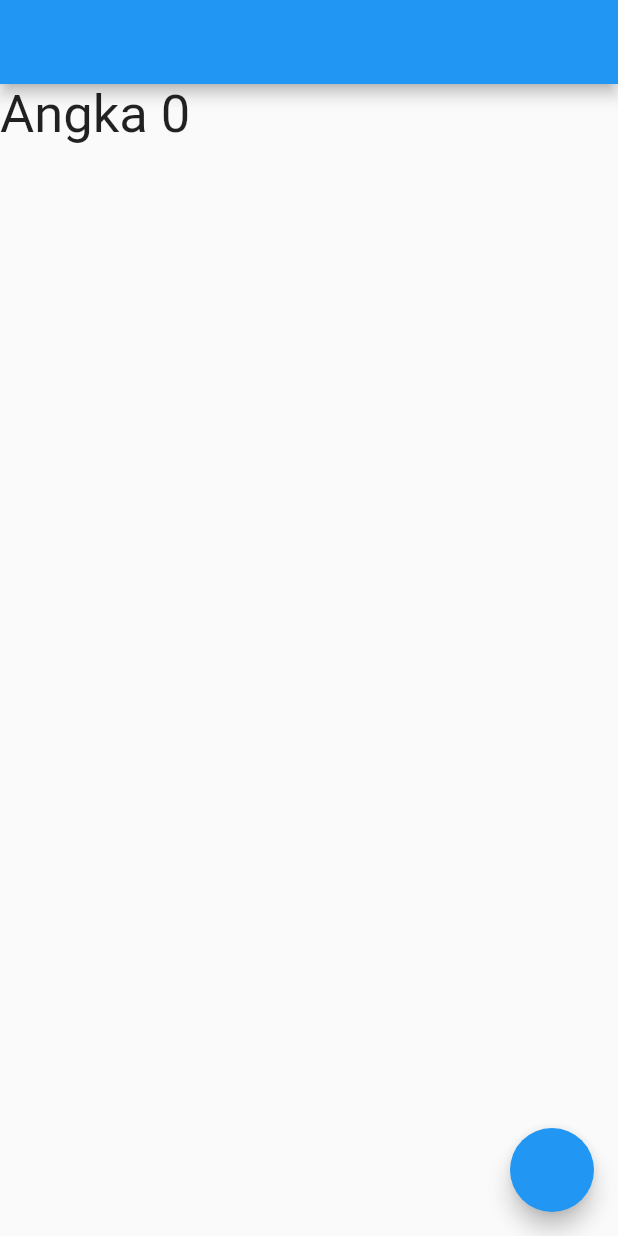
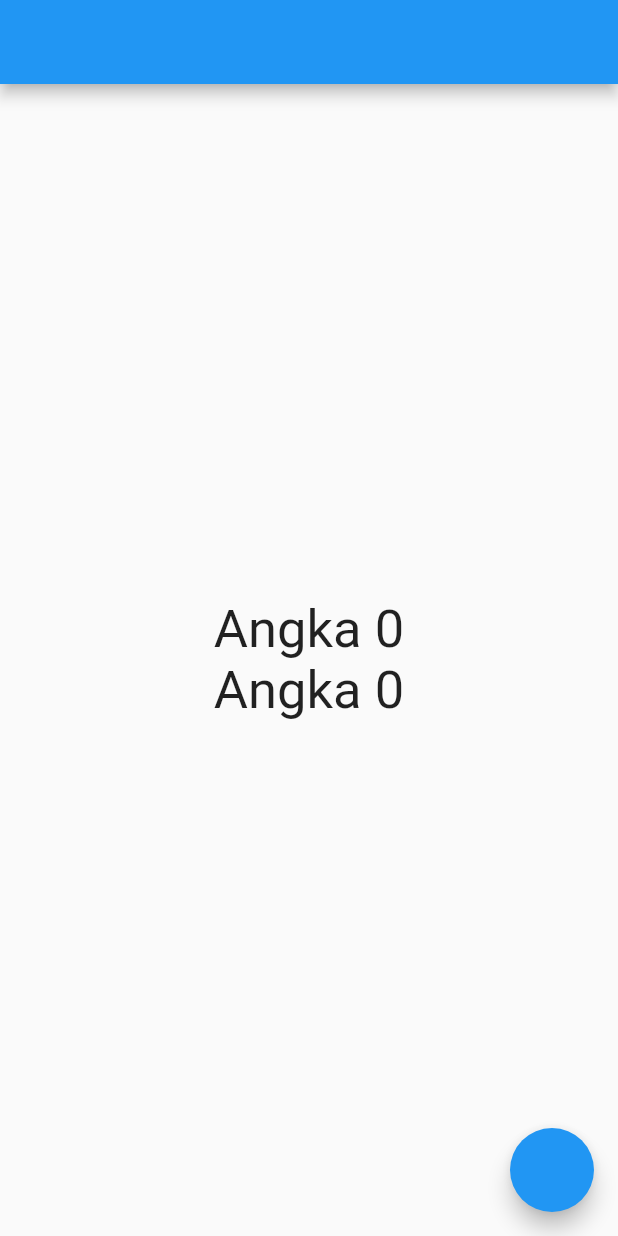
Before and after one commit to anangfatkur/about-getx, a Flutter app: the screen it shows after launch, on a phone screen of 412 x 824 dp. Run offline on Flutter 3.47's test engine with Material 2 defaults, Android fonts, the light colour scheme and no system bars; our stand-ins replace get.

Commit message:
penambahan kode pada getbuilder ada unique ID

```diff
--- a/lib/main.dart
+++ b/lib/main.dart
@@ -45,8 +45,46 @@
 // }
 
 //YOUTUBE: GETX UNIQUE ID
+// class MyApp extends StatelessWidget {
+//   // final countC = Get.put(CountController());
+//   MyApp({Key? key}) : super(key: key);
+
+//   @override
+//   Widget build(BuildContext context) {
+//     return MaterialApp(
+//       home: Scaffold(
+//         appBar: AppBar(),
+//         body: GetX<CountController>(
+//           init: CountController(),
+//           builder: (c) {
+//             return Text(
+//               "Angka ${c.count}",
+//               style: const TextStyle(
+//                 fontSize: 35,
+//               ),
+//             );
+//           },
+//         ),
+//         floatingActionButton: FloatingActionButton(
+//           // onPressed: () => countC.add(),
+//           onPressed: () => Get.find<CountController>().add(),
+//         ),
+//       ),
+//     );
+//   }
+// }
+
+// class CountController extends GetxController {
+//   var count = 0.obs;
+
+//   void add() {
+//     count++;
+//   }
+// }
+
+//YOUTUBE: GETX UNIQUE ID /SIMPLE  GETBUILDER
 class MyApp extends StatelessWidget {
-  // final countC = Get.put(CountController());
+  final countC = Get.put(CountController());
   MyApp({Key? key}) : super(key: key);
 
   @override
@@ -54,20 +92,36 @@
     return MaterialApp(
       home: Scaffold(
         appBar: AppBar(),
-        body: GetX<CountController>(
-          init: CountController(),
-          builder: (c) {
-            return Text(
-              "Angka ${c.count}",
-              style: const TextStyle(
-                fontSize: 35,
+        body: Center(
+          child: Column(
+            mainAxisAlignment: MainAxisAlignment.center,
+            children: [
+              GetBuilder<CountController>(
+                id: "satu",
+                builder: (_) {
+                  return Text(
+                    "Angka ${countC.count}",
+                    style: const TextStyle(
+                      fontSize: 35,
+                    ),
+                  );
+                },
               ),
-            );
-          },
+              GetBuilder<CountController>(
+                builder: (_) {
+                  return Text(
+                    "Angka ${countC.count}",
+                    style: const TextStyle(
+                      fontSize: 35,
+                    ),
+                  );
+                },
+              ),
+            ],
+          ),
         ),
         floatingActionButton: FloatingActionButton(
-          // onPressed: () => countC.add(),
-          onPressed: () => Get.find<CountController>().add(),
+          onPressed: () => countC.add(),
         ),
       ),
     );
@@ -75,9 +129,10 @@
 }
 
 class CountController extends GetxController {
-  var count = 0.obs;
+  var count = 0;
 
   void add() {
     count++;
+    update((['satu']));
   }
 }
```
